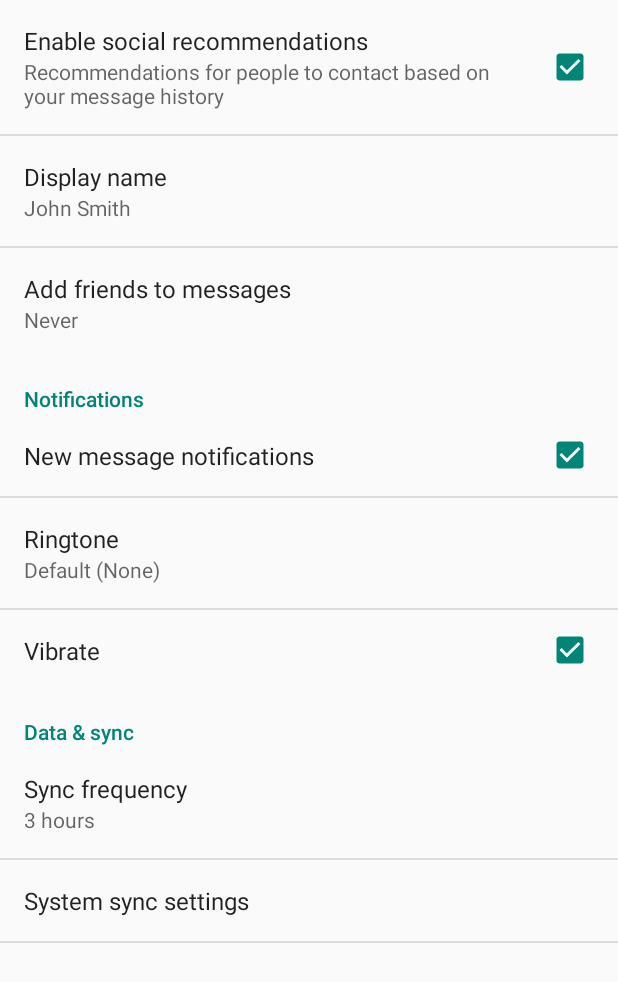
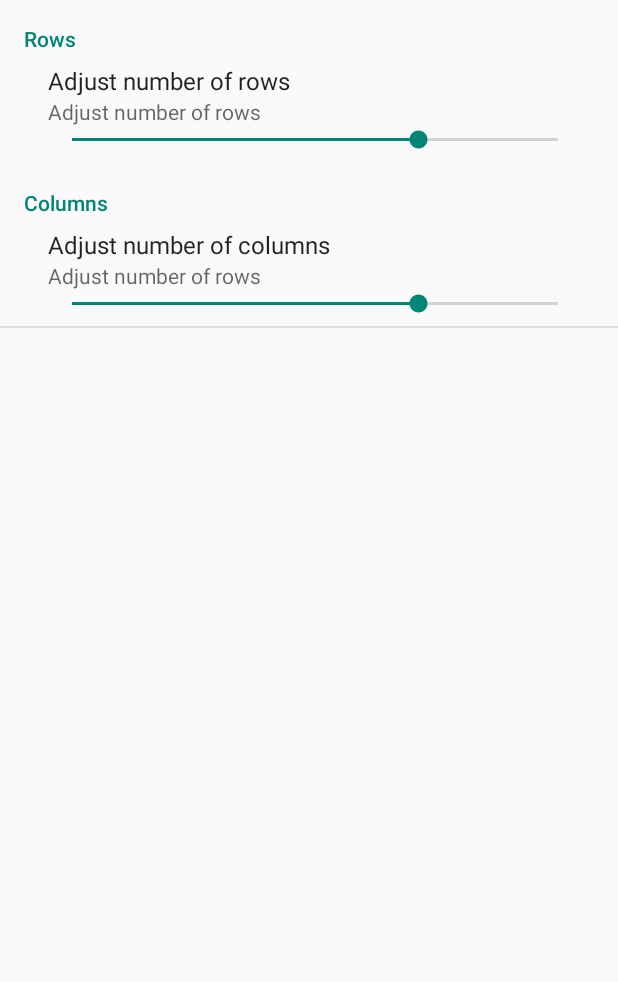
Before and after one commit to Noyloy/NoyTask1, an Android app: the screen it shows after launch (SettingsActivity), in the options menu, after a tap on "Settings", on a phone screen of 412 x 824 dp. Shown: the top 982 px of the screen. Run offline under Robolectric (Android 15) with nearby library versions, the phone set to English and light mode, and no system bars.

Commit message:
settings update:     - sliders for num of rows and cols

```diff
--- a/app/src/main/java/com/levi/noy/noytask1/RuntimeMatrix.java
+++ b/app/src/main/java/com/levi/noy/noytask1/RuntimeMatrix.java
@@ -2,9 +2,14 @@ package com.levi.noy.noytask1;
 
 import android.app.Activity;
 import android.content.Intent;
+import android.content.SharedPreferences;
+import android.content.res.Resources;
 import android.graphics.Point;
 import android.os.Bundle;
+import android.preference.PreferenceManager;
+import android.support.v7.app.ActionBarActivity;
 import android.util.Log;
+import android.util.TypedValue;
 import android.view.Menu;
 import android.view.MenuItem;
 import android.view.View;
@@ -14,12 +19,18 @@ import android.widget.GridLayout;
 import android.widget.Toast;
 
 
-public class RuntimeMatrix extends Activity {
+public class RuntimeMatrix extends ActionBarActivity {
     private final static int DEFAULT_MAT_SIZE = 1;
 
     @Override
     protected void onCreate(Bundle savedInstanceState) {
         super.onCreate(savedInstanceState);
+
+    }
+
+    @Override
+    protected void onStart() {
+        super.onStart();
 
         // get screen size
         Point size = new Point();
@@ -27,13 +38,22 @@ public class RuntimeMatrix extends Activity {
         int screenWidth = size.x;
         int screenHeight = size.y;
 
+        int barHeight = getNavBarHeight();
+        Log.d("DEBUG","nav height = "+barHeight);
+        int statusBarHeight = getStatusBarHeight();
+        Log.d("DEBUG","stat height = "+statusBarHeight);
+        int actionBarHeight = getActBarHeight();
+        Log.d("DEBUG","action height = "+actionBarHeight);
+        screenHeight = screenHeight-(statusBarHeight+actionBarHeight);
         // generate GridLayout
         GridLayout runtimeGL = new GridLayout(getApplicationContext());
 
         // get rows and columns
-        Intent intent = getIntent();
-        int mat_r = intent.getIntExtra(MainActivity.EXTRA_KEY_ROW,DEFAULT_MAT_SIZE);
-        int mat_c = intent.getIntExtra(MainActivity.EXTRA_KEY_COL,DEFAULT_MAT_SIZE);
+        SharedPreferences settings = PreferenceManager.getDefaultSharedPreferences(getApplicationContext());
+
+        int mat_r = settings.getInt("rows",5);
+        int mat_c = settings.getInt("cols",5);
+
 
         // specify layout rows and columns
         runtimeGL.setColumnCount(mat_c);
@@ -55,6 +75,7 @@ public class RuntimeMatrix extends Activity {
         // apply the view to the screen
         setContentView(runtimeGL);
     }
+
     class ButtonListen implements View.OnClickListener {
 
         @Override
@@ -64,4 +85,55 @@ public class RuntimeMatrix extends Activity {
             Toast.makeText(RuntimeMatrix.this,getText(R.string.clicked_on)+" "+buttonText,Toast.LENGTH_SHORT).show();
         }
     }
+    public int getActBarHeight(){
+        int actionBarHeight = 0;
+        TypedValue tv = new TypedValue();
+        if (getTheme().resolveAttribute(android.R.attr.actionBarSize, tv, true))
+        {
+            actionBarHeight = TypedValue.complexToDimensionPixelSize(tv.data,getResources().getDisplayMetrics());
+        }
+        return actionBarHeight;
+    }
+
+    public int getNavBarHeight() {
+        Resources resources = getApplicationContext().getResources();
+        int resourceId = resources.getIdentifier("navigation_bar_height", "dimen", "android");
+        if (resourceId > 0) {
+            return resources.getDimensionPixelSize(resourceId);
+        }
+        return 0;
+    }
+
+    public int getStatusBarHeight() {
+        int result = 0;
+        int resourceId = getResources().getIdentifier("status_bar_height", "dimen", "android");
+        if (resourceId > 0) {
+            result = getResources().getDimensionPixelSize(resourceId);
+        }
+        return result;
+    }
+
+    @Override
+    public boolean onCreateOptionsMenu(Menu menu) {
+        // Inflate the menu; this adds items to the action bar if it is present.
+        getMenuInflater().inflate(R.menu.menu_main, menu);
+        return true;
+    }
+
+    @Override
+    public boolean onOptionsItemSelected(MenuItem item) {
+        // Handle action bar item clicks here. The action bar will
+        // automatically handle clicks on the Home/Up button, so long
+        // as you specify a parent activity in AndroidManifest.xml.
+        int id = item.getItemId();
+
+        //noinspection SimplifiableIfStatement
+        if (id == R.id.action_settings) {
+            Intent intent = new Intent(RuntimeMatrix.this, SettingsActivity.class);
+            startActivity(intent);
+            return true;
+        }
+
+        return super.onOptionsItemSelected(item);
+    }
 }
--- a/app/src/main/java/com/levi/noy/noytask1/SettingsActivity.java
+++ b/app/src/main/java/com/levi/noy/noytask1/SettingsActivity.java
@@ -64,26 +64,6 @@ public class SettingsActivity extends PreferenceActivity {
 
         // Add 'general' preferences.
         addPreferencesFromResource(R.xml.pref_general);
-
-        // Add 'notifications' preferences, and a corresponding header.
-        PreferenceCategory fakeHeader = new PreferenceCategory(this);
-        fakeHeader.setTitle(R.string.pref_header_notifications);
-        getPreferenceScreen().addPreference(fakeHeader);
-        addPreferencesFromResource(R.xml.pref_notification);
-
-        // Add 'data and sync' preferences, and a corresponding header.
-        fakeHeader = new PreferenceCategory(this);
-        fakeHeader.setTitle(R.string.pref_header_data_sync);
-        getPreferenceScreen().addPreference(fakeHeader);
-        addPreferencesFromResource(R.xml.pref_data_sync);
-
-        // Bind the summaries of EditText/List/Dialog/Ringtone preferences to
-        // their values. When their values change, their summaries are updated
-        // to reflect the new value, per the Android Design guidelines.
-        bindPreferenceSummaryToValue(findPreference("example_text"));
-        bindPreferenceSummaryToValue(findPreference("example_list"));
-        bindPreferenceSummaryToValue(findPreference("notifications_new_message_ringtone"));
-        bindPreferenceSummaryToValue(findPreference("sync_frequency"));
     }
 
     /**
--- a/app/src/main/res/xml/pref_general.xml
+++ b/app/src/main/res/xml/pref_general.xml
@@ -1,33 +1,11 @@
-<PreferenceScreen xmlns:android="http://schemas.android.com/apk/res/android">
+<PreferenceScreen xmlns:android="http://schemas.android.com/apk/res/android" xmlns:robobunny="http://robobunny.com">
 
-    <CheckBoxPreference
-        android:key="example_checkbox"
-        android:title="@string/pref_title_social_recommendations"
-        android:summary="@string/pref_description_social_recommendations"
-        android:defaultValue="true" />
+    <PreferenceCategory android:title="Rows">
+        <SeekBarPreference android:key="rows" android:title="Adjust number of rows" android:summary="Adjust number of rows" android:defaultValue="5" android:max="7" robobunny:min="1" robobunny:unitsLeft="" robobunny:unitsRight=""/>
+    </PreferenceCategory>
+    <PreferenceCategory android:title="Columns">
+        <SeekBarPreference android:key="cols" android:title="Adjust number of columns" android:summary="Adjust number of rows" android:defaultValue="5" android:max="7" robobunny:min="1" robobunny:unitsLeft="" robobunny:unitsRight=""/>
+    </PreferenceCategory>
 
-    <!-- NOTE: EditTextPreference accepts EditText attributes. -->
-    <!-- NOTE: EditTextPreference's summary should be set to its value by the activity code. -->
-    <EditTextPreference
-        android:key="example_text"
-        android:title="@string/pref_title_display_name"
-        android:defaultValue="@string/pref_default_display_name"
-        android:selectAllOnFocus="true"
-        android:inputType="textCapWords"
-        android:capitalize="words"
-        android:singleLine="true"
-        android:maxLines="1" />
-
-    <!-- NOTE: Hide buttons to simplify the UI. Users can touch outside the dialog to
-         dismiss it. -->
-    <!-- NOTE: ListPreference's summary should be set to its value by the activity code. -->
-    <ListPreference
-        android:key="example_list"
-        android:title="@string/pref_title_add_friends_to_messages"
-        android:defaultValue="-1"
-        android:entries="@array/pref_example_list_titles"
-        android:entryValues="@array/pref_example_list_values"
-        android:negativeButtonText="@null"
-        android:positiveButtonText="@null" />
 
 </PreferenceScreen>
```
Also changed, not shown: app/src/main/AndroidManifest.xml (+4 -5 lines), app/src/main/java/com/levi/noy/noytask1/SeekBarPreference.java (added, +233 -0 lines), app/src/main/res/layout/seek_bar_preference.xml (added, +8 -0 lines), 2 other files.
